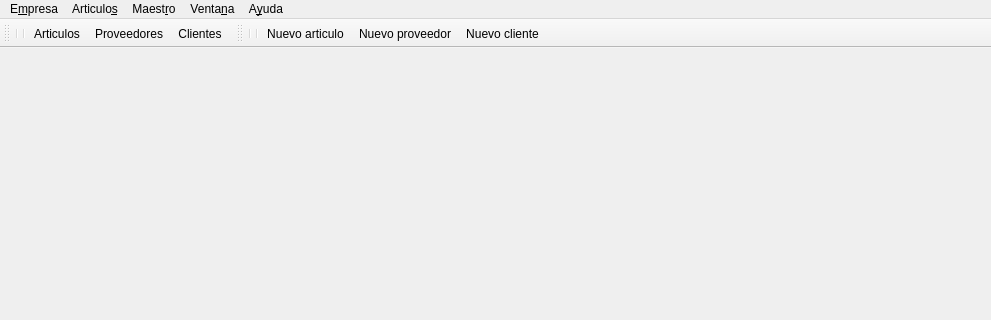
First picture: the form in bulmages/bulmafact/src/bulmafactbase.ui, repository eboladev/Bulmages-1, before the edit; both pictures show x 0 to 991 and y 0 to 320 of the 991 by 569 pixel window.
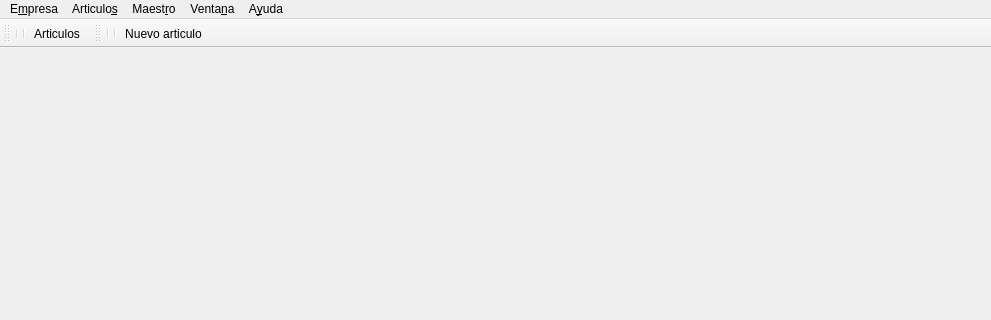
Second picture: the form after the edit. Icons and pictures are not drawn.

Commit message: Separo la gestion de proveedores. Empiezo a arreglar QComboBox2 para que funcione de forma generica.

Patch:
```diff
--- a/bulmages/bulmafact/src/bulmafactbase.ui
+++ b/bulmages/bulmafact/src/bulmafactbase.ui
@@ -123,9 +123,9 @@
    <property name="geometry" >
     <rect>
      <x>0</x>
-     <y>25</y>
-     <width>143</width>
-     <height>42</height>
+     <y>34</y>
+     <width>64</width>
+     <height>47</height>
     </rect>
    </property>
    <property name="focusPolicy" >
@@ -167,16 +167,14 @@
    <addaction name="separator" />
    <addaction name="separator" />
    <addaction name="actionListado_de_Articulos" />
-   <addaction name="actionListado_Proveedores" />
-   <addaction name="actionListado_Clientes" />
   </widget>
   <widget class="QToolBar" name="Fichas" >
    <property name="geometry" >
     <rect>
-     <x>143</x>
-     <y>25</y>
-     <width>848</width>
-     <height>42</height>
+     <x>64</x>
+     <y>34</y>
+     <width>927</width>
+     <height>47</height>
     </rect>
    </property>
    <property name="sizePolicy" >
@@ -233,8 +231,6 @@
    <addaction name="separator" />
    <addaction name="separator" />
    <addaction name="actionNuevo_Articulo" />
-   <addaction name="actionNuevo_Proveedor" />
-   <addaction name="actionNuevo_Cliente" />
   </widget>
   <action name="actionSalir" >
    <property name="icon" >
@@ -300,45 +296,6 @@
     <string>&amp;Articulos</string>
    </property>
   </action>
-  <action name="actionNuevo_Proveedor" >
-   <property name="icon" >
-    <iconset resource="../../bulmages.qrc" >
-     <normaloff>:/Images/supplier.svg</normaloff>:/Images/supplier.svg</iconset>
-   </property>
-   <property name="text" >
-    <string>Nuevo &amp;proveedor...</string>
-   </property>
-  </action>
-  <action name="actionListado_Proveedores" >
-   <property name="icon" >
-    <iconset resource="../../bulmages.qrc" >
-     <normaloff>:/Images/supplier-list.svg</normaloff>:/Images/supplier-list.svg</iconset>
-   </property>
-   <property name="text" >
-    <string>&amp;Proveedores</string>
-   </property>
-  </action>
-  <action name="actionNuevo_Cliente" >
-   <property name="icon" >
-    <iconset resource="../../bulmages.qrc" >
-     <normaloff>:/Images/client.svg</normaloff>:/Images/client.svg</iconset>
-   </property>
-   <property name="text" >
-    <string>Nuevo &amp;cliente...</string>
-   </property>
-   <property name="shortcut" >
-    <string>F3</string>
-   </property>
-  </action>
-  <action name="actionListado_Clientes" >
-   <property name="icon" >
-    <iconset resource="../../bulmages.qrc" >
-     <normaloff>:/Images/client-list.svg</normaloff>:/Images/client-list.svg</iconset>
-   </property>
-   <property name="text" >
-    <string>&amp;Clientes</string>
-   </property>
-  </action>
   <action name="actionSeries_de_Factura" >
    <property name="text" >
     <string>Se&amp;ries de factura</string>
```
Left out of the diff: 16 changed lines with no effect on the pictures. The commit also changes 64 other files.
